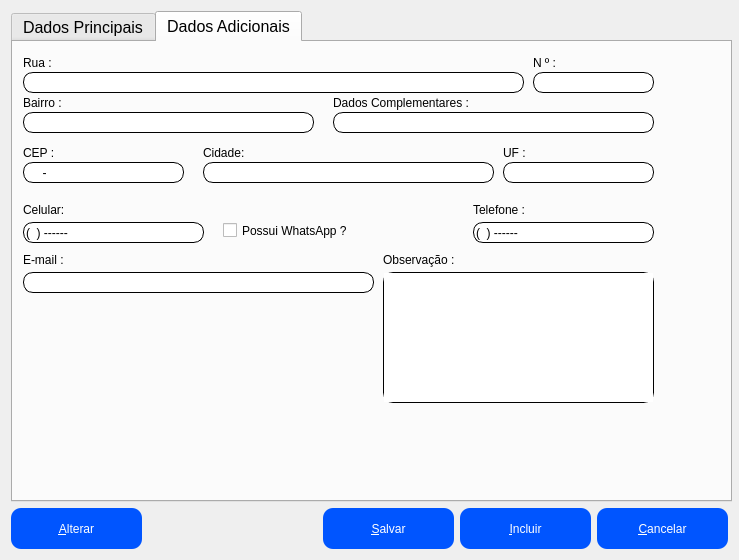
Locked666/My-Finance-QtDesigner, file ui/CadEmpresa.ui: the form before one commit.
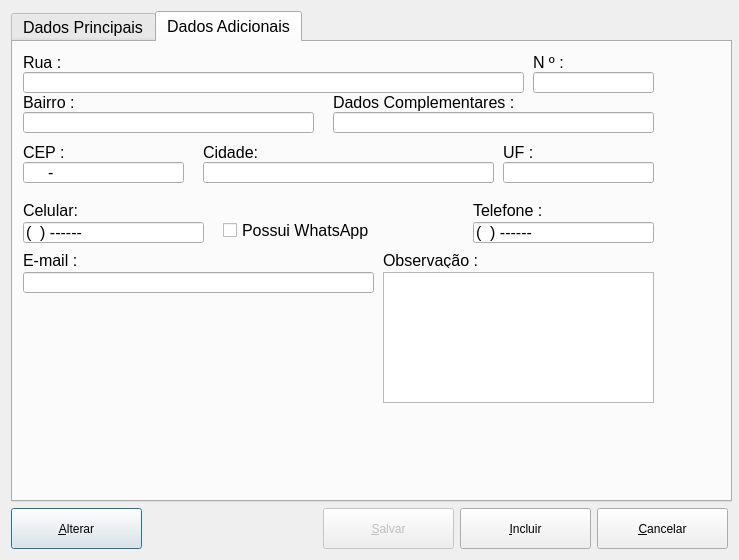
The form after the commit.

```diff
--- a/ui/CadEmpresa.ui
+++ b/ui/CadEmpresa.ui
@@ -26,30 +26,7 @@
    <string>Cadastro da Empresa</string>
   </property>
   <property name="styleSheet">
-   <string notr="true">QPushButton{
-background-color: rgb(0, 85, 255);
-color: rgb(255, 255, 255);
-border-radius:10px
-}
-QPushButton:hover{
-background-color: rgb(255, 255, 255);
-	color: rgb(0, 0, 0);
-}
-
-QLineEdit{
-border:1px solid rgb(0, 0, 0);
-border-radius:10px
-}
-QPlainTextEdit{
-border:1px solid rgb(0, 0, 0);
-border-radius:10px
-}
-
-QLineEdit:hover{
-border:1px solid rgb(0, 0, 255);
-
-}
-</string>
+   <string notr="true"/>
   </property>
   <layout class="QVBoxLayout" name="verticalLayout">
    <item>
```
